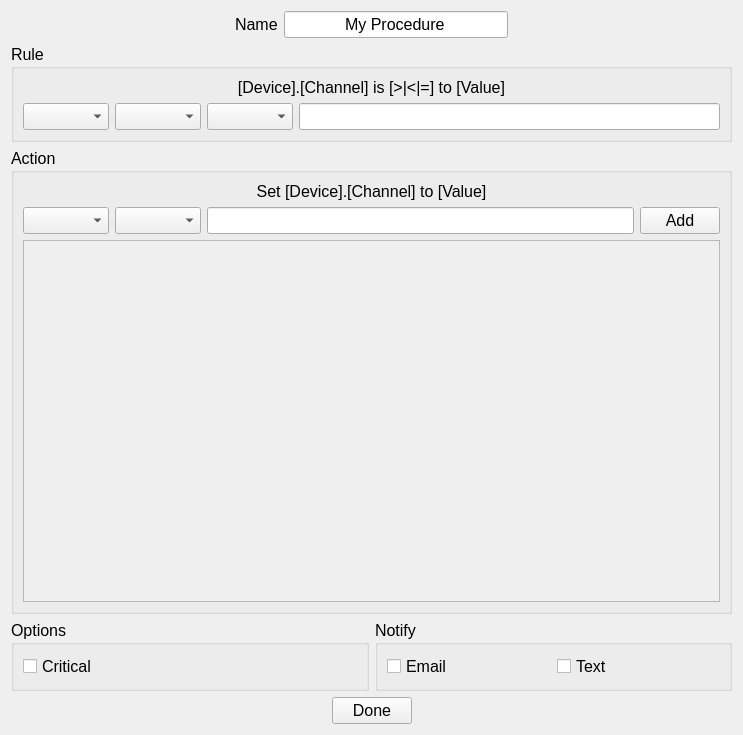
Old version of the form Software/ControlSystem/qt/designer/ProcedureDialog.ui in the repository DanielWinklehner/Ion-Source-Control-System.
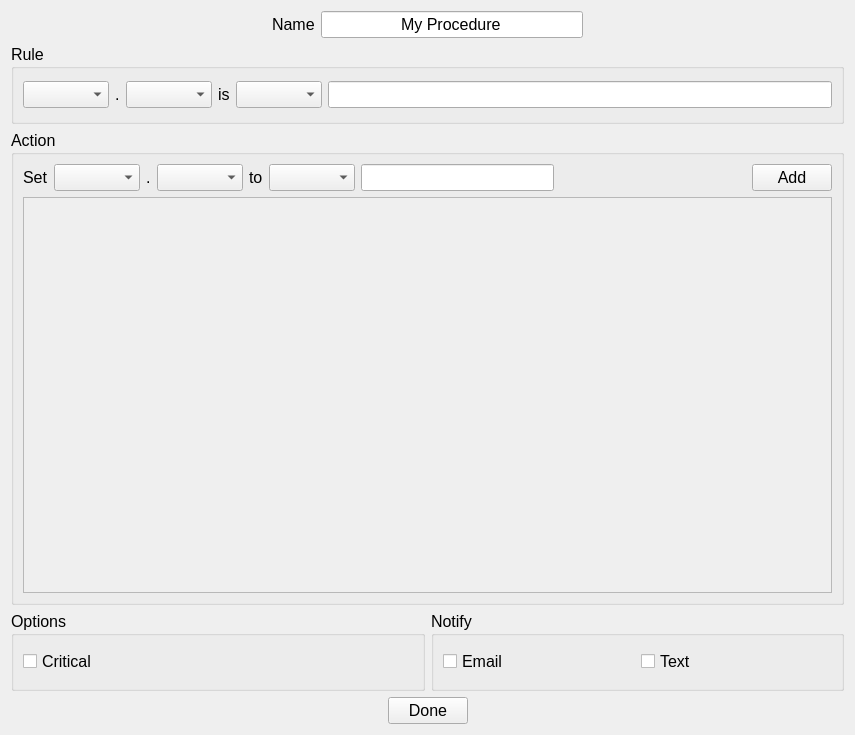
New version of the form.

What changed in the file:
```diff
--- a/Software/ControlSystem/qt/designer/ProcedureDialog.ui
+++ b/Software/ControlSystem/qt/designer/ProcedureDialog.ui
@@ -6,7 +6,7 @@
    <rect>
     <x>0</x>
     <y>0</y>
-    <width>743</width>
+    <width>855</width>
     <height>735</height>
    </rect>
   </property>
@@ -73,16 +73,6 @@
       <string>Rule</string>
      </property>
      <layout class="QVBoxLayout" name="verticalLayout_4">
-      <item>
-       <widget class="QLabel" name="label_6">
-        <property name="text">
-         <string>&lt;html&gt;&lt;head/&gt;&lt;body&gt;&lt;p&gt;[Device].[Channel] is [&amp;gt;|&amp;lt;|=] to [Value]&lt;/p&gt;&lt;/body&gt;&lt;/html&gt;</string>
-        </property>
-        <property name="alignment">
-         <set>Qt::AlignCenter</set>
-        </property>
-       </widget>
-      </item>
       <item>
        <layout class="QHBoxLayout" name="horizontalLayout_5">
         <item>
@@ -92,6 +82,13 @@
           </property>
          </widget>
         </item>
+        <item>
+         <widget class="QLabel" name="label_3">
+          <property name="text">
+           <string>.</string>
+          </property>
+         </widget>
+        </item>
         <item>
          <widget class="QComboBox" name="cbRuleChannel">
           <property name="currentText">
@@ -99,6 +96,13 @@
           </property>
          </widget>
         </item>
+        <item>
+         <widget class="QLabel" name="label_4">
+          <property name="text">
+           <string>is</string>
+          </property>
+         </widget>
+        </item>
         <item>
          <widget class="QComboBox" name="cbRuleCompare">
           <property name="currentText">
@@ -126,18 +130,15 @@
       <string>Action</string>
      </property>
      <layout class="QVBoxLayout" name="vboxAction">
-      <item>
-       <widget class="QLabel" name="label_7">
-        <property name="text">
-         <string>&lt;html&gt;&lt;head/&gt;&lt;body&gt;&lt;p&gt;Set [Device].[Channel] to [Value]&lt;/p&gt;&lt;/body&gt;&lt;/html&gt;</string>
-        </property>
-        <property name="alignment">
-         <set>Qt::AlignCenter</set>
-        </property>
-       </widget>
-      </item>
       <item>
        <layout class="QHBoxLayout" name="horizontalLayout_8">
+        <item>
+         <widget class="QLabel" name="label_2">
+          <property name="text">
+           <string>Set</string>
+          </property>
+         </widget>
+        </item>
         <item>
          <widget class="QComboBox" name="cbActionDevice">
           <property name="currentText">
@@ -145,6 +146,13 @@
           </property>
          </widget>
         </item>
+        <item>
+         <widget class="QLabel" name="label_5">
+          <property name="text">
+           <string>.</string>
+          </property>
+         </widget>
+        </item>
         <item>
          <widget class="QComboBox" name="cbActionChannel">
           <property name="currentText">
@@ -152,9 +160,32 @@
           </property>
          </widget>
         </item>
+        <item>
+         <widget class="QLabel" name="label_6">
+          <property name="text">
+           <string>to</string>
+          </property>
+         </widget>
+        </item>
+        <item>
+         <widget class="QComboBox" name="cbActionBool"/>
+        </item>
         <item>
          <widget class="QLineEdit" name="txtActionVal"/>
         </item>
+        <item>
+         <spacer name="horizontalSpacer_3">
+          <property name="orientation">
+           <enum>Qt::Horizontal</enum>
+          </property>
+          <property name="sizeHint" stdset="0">
+           <size>
+            <width>40</width>
+            <height>20</height>
+           </size>
+          </property>
+         </spacer>
+        </item>
         <item>
          <widget class="QPushButton" name="btnAddAction">
           <property name="text">
@@ -177,8 +208,8 @@
           <rect>
            <x>0</x>
            <y>0</y>
-           <width>697</width>
-           <height>296</height>
+           <width>809</width>
+           <height>362</height>
           </rect>
          </property>
          <layout class="QGridLayout" name="gridLayout">
```
